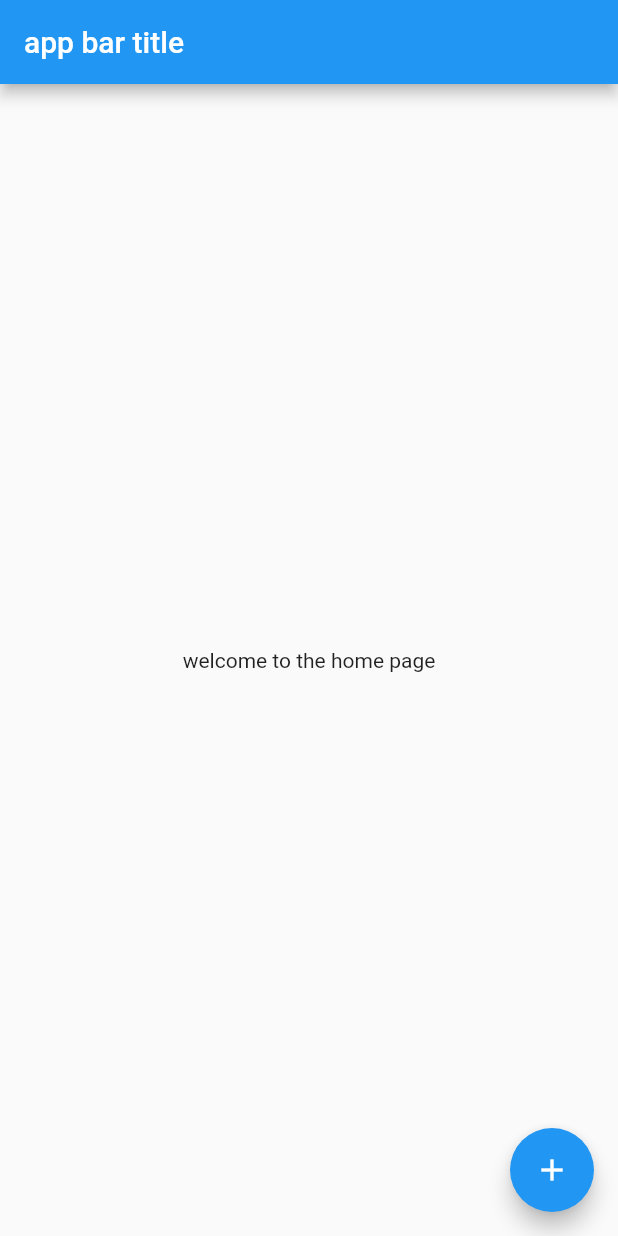
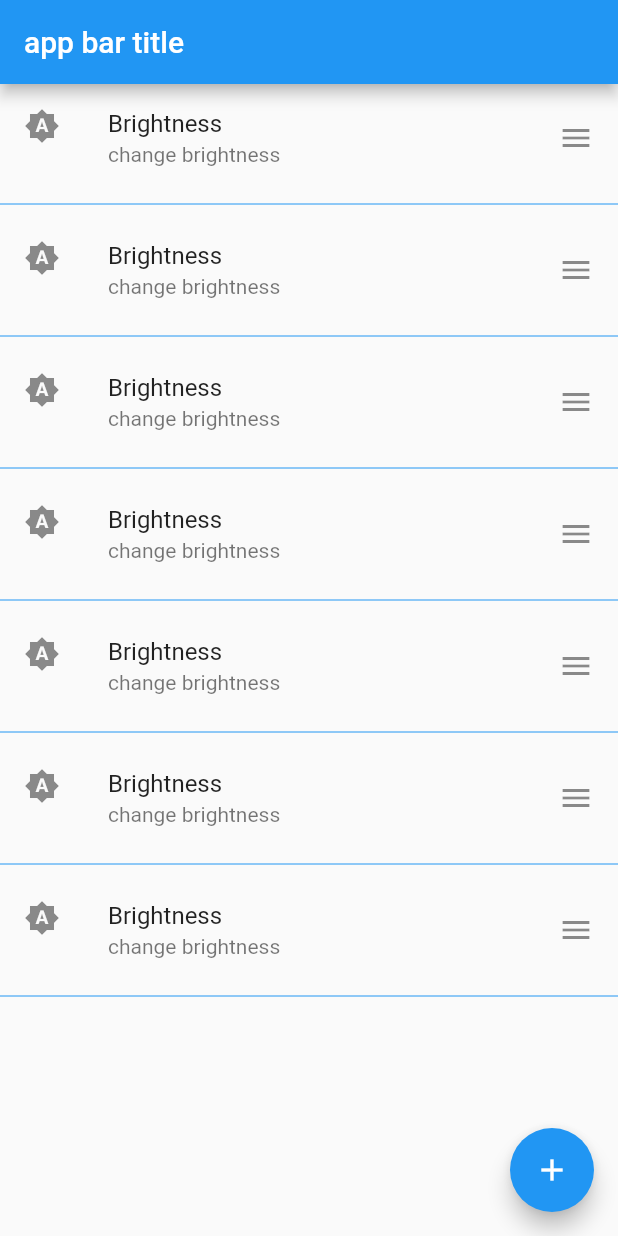
Before and after one commit to charindukavishan/learn_flutter, a Flutter app: the screen it shows after launch, on a phone screen of 412 x 824 dp. Run offline on Flutter 3.47's test engine with Material 2 defaults, Android fonts, the phone set to English and light mode, and no system bars; our stand-ins replace device_preview.

Commit message:
list view and list tile

```diff
--- a/lib/main.dart
+++ b/lib/main.dart
@@ -19,6 +19,8 @@ class MyApp extends StatelessWidget {
       debugShowCheckedModeBanner: false,
       home: HomePage( title: "app bar title"),
       theme: ThemeData(
+        //brightness: Brightness.dark,
+        dividerColor: Colors.blue
       ),
       routes: <String, WidgetBuilder>{
         '/second': (context) => Second("Second page")
--- a/lib/screens/home_page.dart
+++ b/lib/screens/home_page.dart
@@ -29,13 +29,62 @@ class _HomePageState extends State<HomePage> {
       appBar: AppBar(
         title: Text(widget.title)
       ),
-      body: Center(
-        child: Column(
-          mainAxisAlignment: MainAxisAlignment.center,
-          children: [
-            Text("welcome to the home page")
-          ],
-        )
+      body: ListView(
+        children: [
+          //Divider(),
+          ListTile(
+            leading: Icon(Icons.brightness_auto),
+            title: Text('Brightness'),
+            subtitle:  Text('change brightness'),
+            trailing:  Icon(Icons.menu),
+            onTap: (){},
+          ),
+          Divider(),
+          ListTile(
+            leading: Icon(Icons.brightness_auto),
+            title: Text('Brightness'),
+            subtitle:  Text('change brightness'),
+            trailing:  Icon(Icons.menu),
+            onTap: (){},
+          ),
+          Divider(),
+          ListTile(
+            leading: Icon(Icons.brightness_auto),
+            title: Text('Brightness'),
+            subtitle:  Text('change brightness'),
+            trailing:  Icon(Icons.menu),
+            onTap: (){},
+          ),
+          Divider(),ListTile(
+            leading: Icon(Icons.brightness_auto),
+            title: Text('Brightness'),
+            subtitle:  Text('change brightness'),
+            trailing:  Icon(Icons.menu),
+            onTap: (){},
+          ),
+          Divider(),ListTile(
+            leading: Icon(Icons.brightness_auto),
+            title: Text('Brightness'),
+            subtitle:  Text('change brightness'),
+            trailing:  Icon(Icons.menu),
+            onTap: (){},
+          ),
+          Divider(),ListTile(
+            leading: Icon(Icons.brightness_auto),
+            title: Text('Brightness'),
+            subtitle:  Text('change brightness'),
+            trailing:  Icon(Icons.menu),
+            onTap: (){},
+          ),
+          Divider(),ListTile(
+            leading: Icon(Icons.brightness_auto),
+            title: Text('Brightness'),
+            subtitle:  Text('change brightness'),
+            trailing:  Icon(Icons.menu),
+            onTap: (){},
+          ),
+          Divider(),
+        ],
       ),
       floatingActionButton: FloatingActionButton(
         child: Icon(Icons.add),
```
